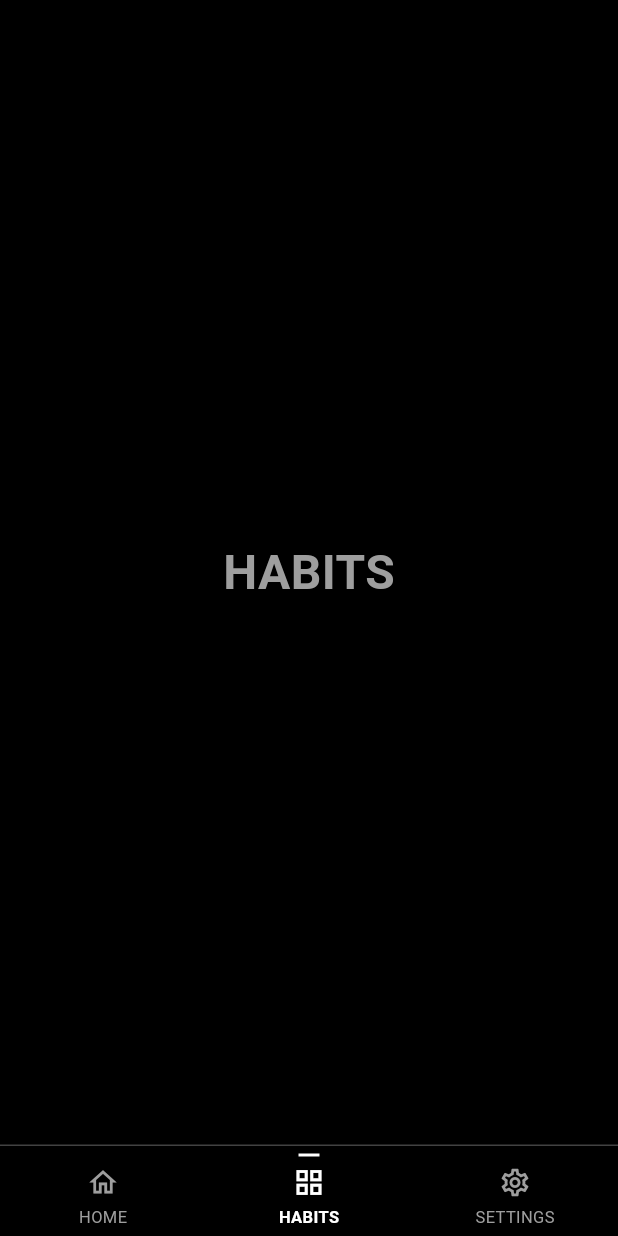
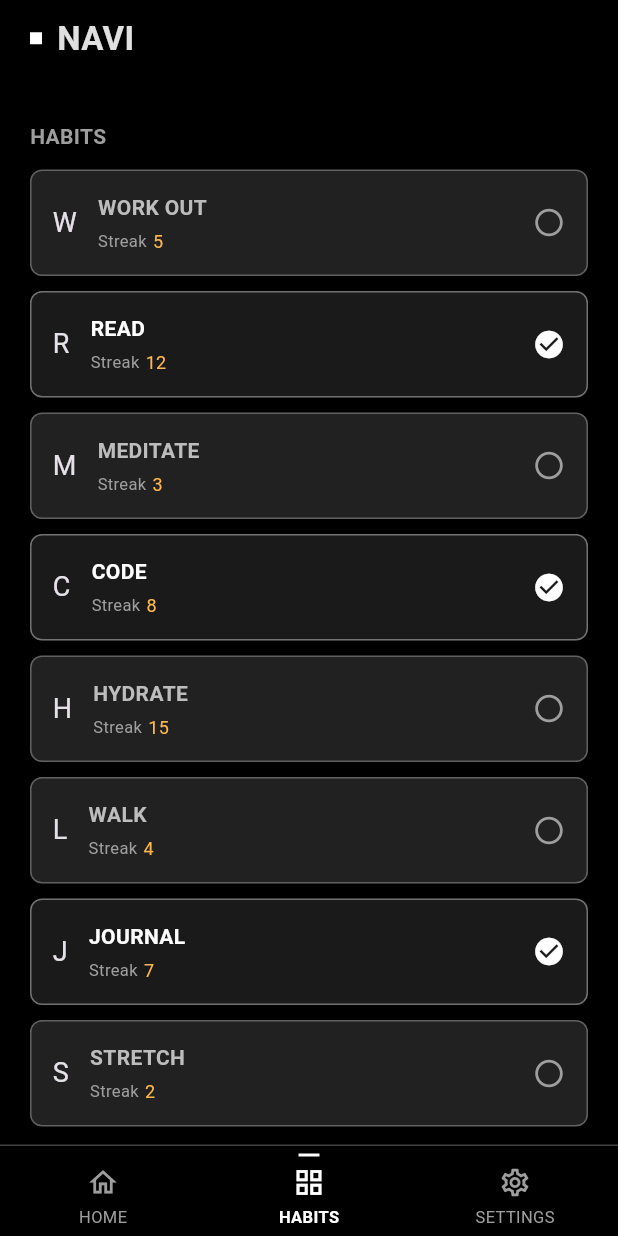
Before and after one commit to notwewnothing/Navi, a Flutter app: the screen it shows after launch, item 2 of the bottom bar chosen, on a phone screen of 412 x 824 dp. Run offline on Flutter 3.47's test engine with Material 3 defaults, Android fonts, the phone set to English and light mode, and no system bars.

Commit message:
Habit screen

```diff
--- a/lib/screens/habits/habits_screen.dart
+++ b/lib/screens/habits/habits_screen.dart
@@ -7,16 +7,143 @@ class HabitsScreen extends StatelessWidget {
   Widget build(BuildContext context) {
     return Scaffold(
       backgroundColor: Colors.black,
-      body: Center(
-        child: Text(
-          'HABITS',
-          style: TextStyle(
-            fontSize: 32,
-            fontWeight: FontWeight.bold,
-            color: Colors.grey.shade500,
-          ),
+      body: SafeArea(
+        child: ListView(
+          padding: const EdgeInsets.fromLTRB(20, 10, 20, 28),
+          children: [
+            Row(
+              children: [
+                Container(width: 8, height: 8, color: Colors.white),
+                const SizedBox(width: 10),
+                Text(
+                  'NAVI',
+                  style: TextStyle(
+                    fontSize: 22,
+                    fontWeight: FontWeight.bold,
+                    color: Colors.grey.shade300,
+                  ),
+                ),
+              ],
+            ),
+            const SizedBox(height: 40),
+            Text(
+              'HABITS',
+              style: TextStyle(
+                fontSize: 14,
+                fontWeight: FontWeight.w600,
+                color: Colors.grey.shade500,
+              ),
+            ),
+            const SizedBox(height: 12),
+            ...habits.map(
+              (h) => Padding(
+                padding: const EdgeInsets.only(bottom: 10),
+                child: _HabitCard(
+                  icon: h.icon,
+                  name: h.name,
+                  streak: h.streak,
+                  done: h.done,
+                ),
+              ),
+            ),
+          ],
         ),
       ),
     );
   }
 }
+
+class _HabitData {
+  final String icon;
+  final String name;
+  final int streak;
+  final bool done;
+  const _HabitData({
+    required this.icon,
+    required this.name,
+    required this.streak,
+    required this.done,
+  });
+}
+
+final habits = [
+  const _HabitData(icon: 'W', name: 'Work Out', streak: 5, done: false),
+  const _HabitData(icon: 'R', name: 'Read', streak: 12, done: true),
+  const _HabitData(icon: 'M', name: 'Meditate', streak: 3, done: false),
+  const _HabitData(icon: 'C', name: 'Code', streak: 8, done: true),
+  const _HabitData(icon: 'H', name: 'Hydrate', streak: 15, done: false),
+  const _HabitData(icon: 'L', name: 'Walk', streak: 4, done: false),
+  const _HabitData(icon: 'J', name: 'Journal', streak: 7, done: true),
+  const _HabitData(icon: 'S', name: 'Stretch', streak: 2, done: false),
+];
+
+class _HabitCard extends StatelessWidget {
+  final String icon;
+  final String name;
+  final int streak;
+  final bool done;
+
+  const _HabitCard({
+    required this.icon,
+    required this.name,
+    required this.streak,
+    required this.done,
+  });
+
+  @override
+  Widget build(BuildContext context) {
+    return Container(
+      padding: const EdgeInsets.all(14),
+      decoration: BoxDecoration(
+        color: done ? Colors.white.withValues(alpha: 0.1) : Colors.grey.shade900,
+        borderRadius: BorderRadius.circular(8),
+        border: Border.all(
+          color: done ? Colors.white38 : Colors.grey.shade700,
+        ),
+      ),
+      child: Row(
+        children: [
+          Text(icon, style: const TextStyle(fontSize: 18)),
+          const SizedBox(width: 14),
+          Expanded(
+            child: Column(
+              crossAxisAlignment: CrossAxisAlignment.start,
+              children: [
+                Text(
+                  name.toUpperCase(),
+                  style: TextStyle(
+                    fontSize: 14,
+                    fontWeight: FontWeight.w600,
+                    color: done ? Colors.white : Colors.grey.shade400,
+                  ),
+                ),
+                const SizedBox(height: 4),
+                Row(
+                  children: [
+                    Text(
+                      'Streak',
+                      style: TextStyle(fontSize: 11, color: Colors.grey.shade500),
+                    ),
+                    const SizedBox(width: 4),
+                    Text(
+                      '$streak',
+                      style: TextStyle(
+                        fontSize: 12,
+                        color: streak > 0 ? Colors.orange.shade300 : Colors.grey,
+                      ),
+                    ),
+                  ],
+                ),
+              ],
+            ),
+          ),
+          Icon(
+            done ? Icons.check_circle : Icons.circle_outlined,
+            color: done ? Colors.white : Colors.grey,
+            size: 22,
+          ),
+        ],
+      ),
+    );
+  }
+}
```
Also changed, not shown: 2 other files.
